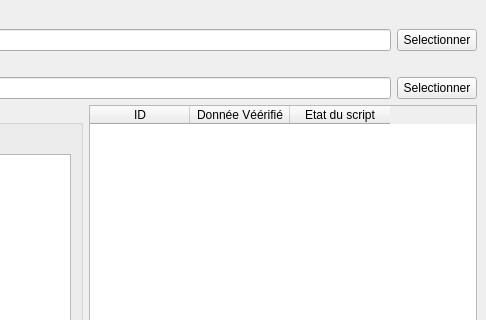
The window that mainwindow.ui (clecle226/MassVaudou) describes before a commit, drawn with Qt 5; both pictures show x 314 to 800 and y 0 to 320 of the 800 by 600 pixel window.
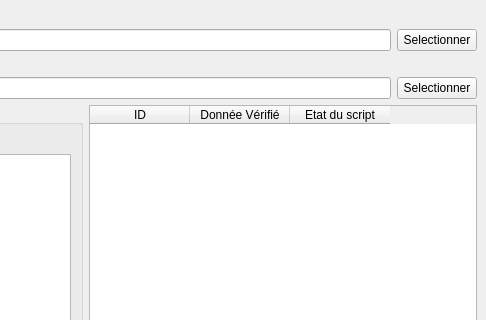
The same window after the commit.

```diff
--- a/mainwindow.ui
+++ b/mainwindow.ui
@@ -33,7 +33,7 @@
       </column>
       <column>
        <property name="text">
-        <string>Donnée Véérifié</string>
+        <string>Donnée Vérifié</string>
        </property>
       </column>
       <column>
```
